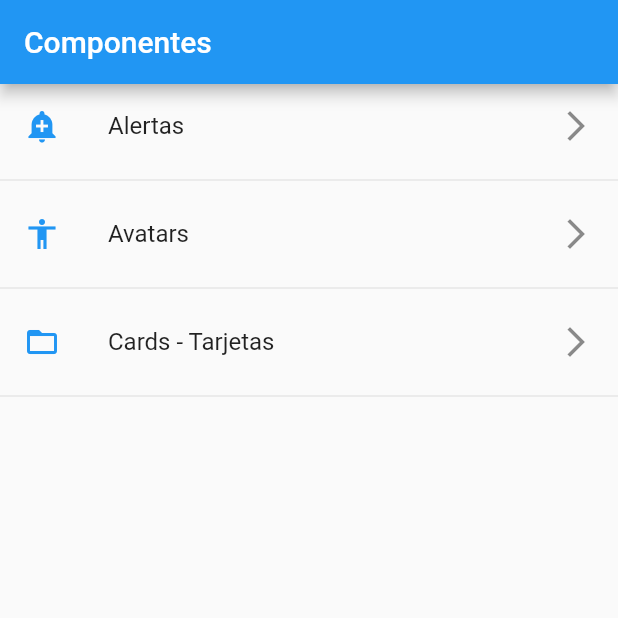
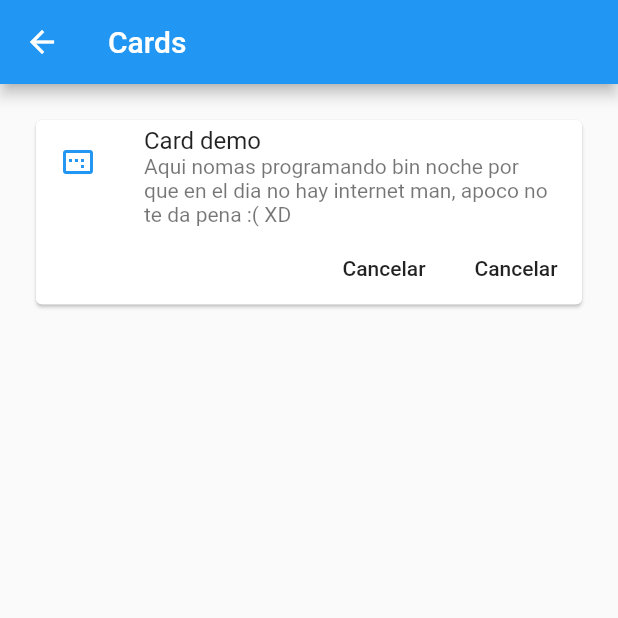
Before and after one commit to orl99/flutter_components_app, a Flutter app: the screen it shows after launch, after a tap on "Cards - Tarjetas", on a phone screen of 412 x 824 dp, the top half of it. Run offline on Flutter 3.47's test engine with Material 2 defaults, Android fonts, the phone set to English and light mode, and no system bars; network calls fail.

Commit message:
CardPages

```diff
--- a/lib/main.dart
+++ b/lib/main.dart
@@ -1,8 +1,10 @@
+import 'package:components_app/src/pages/alert_page.dart';
 import 'package:components_app/src/pages/home_page.dart';
+import 'package:components_app/src/routes/routes.dart';
 import 'package:flutter/material.dart';
 
 // Pages
-import 'package:components_app/src/pages/home_temp.dart';
+// import 'package:components_app/src/pages/home_temp.dart';
 void main() => runApp(MyApp());
 
 class MyApp extends StatelessWidget {
@@ -11,7 +13,13 @@ class MyApp extends StatelessWidget {
     return MaterialApp(
       debugShowCheckedModeBanner: false,
       title: 'Material App',
-      home: HomePage()
+      // home: HomePage(),
+      initialRoute: '/',
+      routes: getAppRoutes(),
+      onGenerateRoute: (RouteSettings settings) {
+        print('ruta llamada ${ settings.name }');
+        return MaterialPageRoute(builder: (BuildContext contex) => AlertPage());
+      }
     );
   }
 }
--- /dev/null
+++ b/lib/src/pages/cards_page.dart
@@ -0,0 +1,39 @@
+import 'package:flutter/material.dart';
+class CardPage extends StatelessWidget{
+  @override
+  Widget build(BuildContext context) {
+    return Scaffold(
+      appBar: AppBar(
+        title: Text('Cards')
+      ),
+      body: ListView(
+        padding: EdgeInsets.all(20),
+        children: <Widget>[
+          _cardComponets()
+        ],
+      ),
+    );
+  }
+
+  _cardComponets(){
+    return Card(
+      child: Column(
+        children: <Widget>[
+          ListTile(
+            leading: Icon(Icons.image_aspect_ratio, color: Colors.blue),
+            title: Text('Card demo'),
+            subtitle: Text('Aqui nomas programando bin noche por que en el dia no hay internet man, apoco no te da pena :( XD'),
+          ),
+          Row(
+            mainAxisAlignment: MainAxisAlignment.end,
+            children: <Widget>[
+              FlatButton(child: Text('Cancelar'), onPressed: (){},),
+              FlatButton(child: Text('Cancelar'), onPressed: (){},)
+            ],
+          )
+        ],
+      )
+    );
+  }
+
+}
--- a/lib/src/pages/home_page.dart
+++ b/lib/src/pages/home_page.dart
@@ -37,7 +37,9 @@ class HomePage extends StatelessWidget {
         leading: getIcon(opt['icon']),
         title: Text(opt['texto']),
         trailing: Icon( Icons.arrow_forward_ios ),
-        onTap: (){},
+        onTap: (){
+          Navigator.pushNamed(buildContext, opt['ruta']);
+        },
       );
       opciones..add(tempWidget)
               ..add(Divider());
--- a/lib/src/routes/routes.dart
+++ b/lib/src/routes/routes.dart
@@ -1,13 +1,18 @@
-import 'package:components_app/src/pages/alert_page.dart';
+// material
+import 'package:components_app/src/pages/cards_page.dart';
 import 'package:flutter/material.dart';
 
 // Pages
+import 'package:components_app/src/pages/alert_page.dart';
+import 'package:components_app/src/pages/avatar_page.dart';
 import 'package:components_app/src/pages/home_page.dart';
 
-Map getAppRoutes() {
+Map<String, WidgetBuilder> getAppRoutes() {
   final routes = <String, WidgetBuilder> {
     '/'       : (BuildContext context) => HomePage(),
-    'alert'   : (BuildContext context) => AlertPage()
+    'alert'   : (BuildContext context) => AlertPage(),
+    'avatar'  : (BuildContext context) => AvatarPage(),
+    'card'    : (BuildContext context) => CardPage(),
   };
   return routes;
 }
```
Also changed, not shown: lib/src/pages/avatar_page.dart (added, +15 -0 lines), pubspec.lock.
